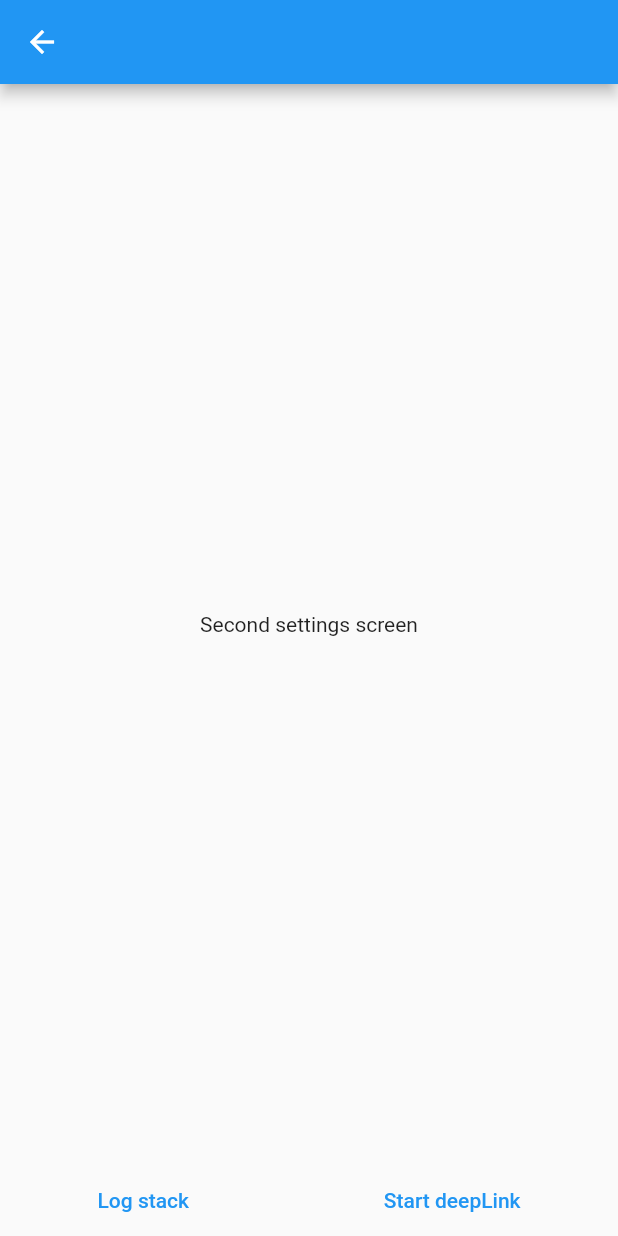
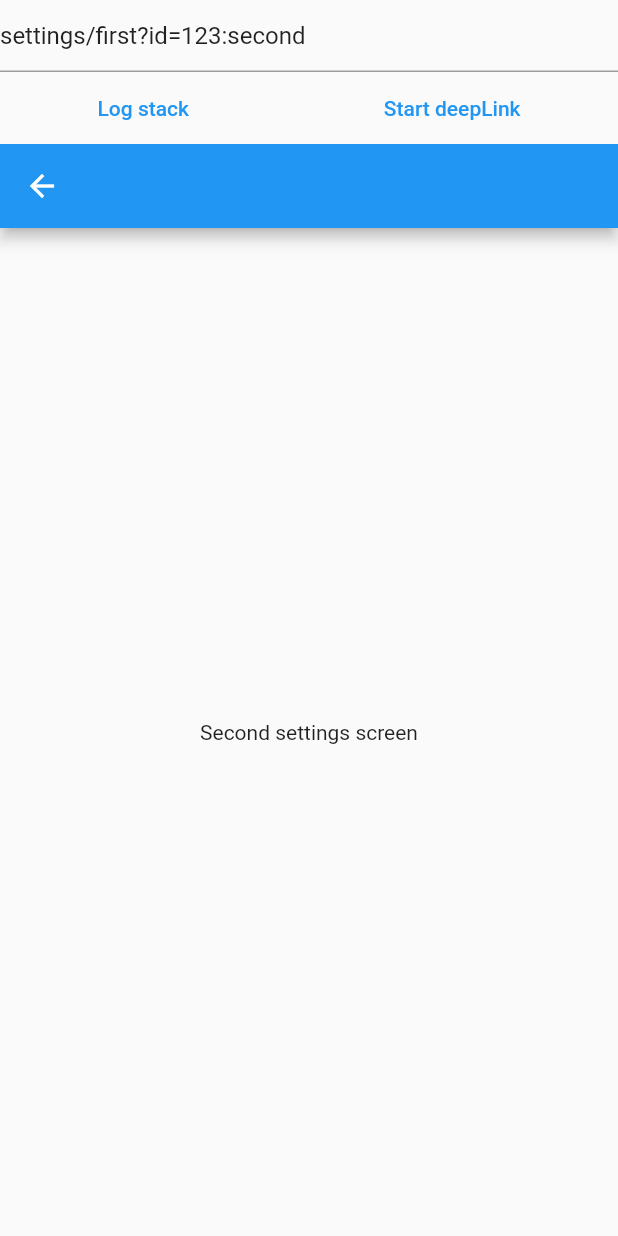
Before and after one commit to NikitaVasin/contexted_navigator, a Flutter app: the screen it shows after launch, after a tap on "Start deepLink", on a phone screen of 412 x 824 dp. Run offline on Flutter 3.47's test engine with Material 2 defaults, Android fonts, the phone set to English and light mode, and no system bars; our stand-ins replace equatable, flutter_bloc.

Commit message:
0.0.10 - edit deplinkPageBuilder

```diff
--- a/lib/src/contract/contexted_navigator_delegate.dart
+++ b/lib/src/contract/contexted_navigator_delegate.dart
@@ -1,7 +1,7 @@
 part of '../navigator/contexted_navigator.dart';
 
 /// билдер для дииплинк эвентов
-typedef DeepLinkPageBuilder = Future<Page> Function(
+typedef DeepLinkPageBuilder = Future<List<Page>> Function(
   Map<String, String> params,
 );
 
@@ -76,7 +76,7 @@ abstract class ContextedNavigatorDelegate<Event extends NavigationEvent> {
     for (var pagePath in pagesPath ?? <String>[]) {
       final newUri = Uri.tryParse(pagePath);
       if (deepLinks.containsKey(newUri?.path)) {
-        newPages.add(
+        newPages.addAll(
             await deepLinks[newUri?.path]!.call(newUri?.queryParameters ?? {}));
 
         /// если навигатор успешно обработал диплинк
--- a/lib/src/navigator/contexted_navigator.dart
+++ b/lib/src/navigator/contexted_navigator.dart
@@ -1,3 +1,4 @@
+import 'dart:async';
 import 'dart:convert';
 
 import 'package:equatable/equatable.dart';
@@ -124,6 +125,11 @@ class _ContextedNavigator<Event extends NavigationEvent>
     for (var page in _pages) {
       assert(page.key != null);
     }
+    final keysSet = _pages.map((e) => e.key).toSet().toList();
+    _pages = List.generate(
+      keysSet.length,
+      (index) => _pages.firstWhere((element) => element.key == keysSet[index]),
+    );
     yield NavigationState(_pages);
   }
 }
--- a/lib/src/navigator/widgets/contexted_navigator_provider.dart
+++ b/lib/src/navigator/widgets/contexted_navigator_provider.dart
@@ -105,7 +105,6 @@ class _ContextedNavigatorProviderState<Event extends NavigationEvent>
           parentNavigator._deepLinkNotifier.value != null &&
           parentNavigator._deepLinkNotifier.value!.isNotEmpty) {
         navigator!.startLocalDeepLink(parentNavigator._deepLinkNotifier.value!);
-        parentNavigator._deepLinkNotifier.value = null;
       }
 
       /// устанавливаем делегату ссылку на текущий навигатор
@@ -177,7 +176,7 @@ class _ContextedNavigatorProviderState<Event extends NavigationEvent>
   }
 
   /// слушатель диплинка родительского навигатора
-  void _parentUriListener() {
+  void _parentUriListener() async {
     if (navigator?._parentNavigator?._deepLinkNotifier.value != null) {
       navigator!.startLocalDeepLink(
           navigator!._parentNavigator!._deepLinkNotifier.value!);
--- a/navigator_example/lib/main/main_entry.dart
+++ b/navigator_example/lib/main/main_entry.dart
@@ -3,16 +3,26 @@ import 'package:flutter/material.dart';
 import 'package:navigator_example/main/main_navigator.dart';
 
 class MainEntryPoint extends StatelessWidget {
-  const MainEntryPoint({Key? key}) : super(key: key);
+  MainEntryPoint({Key? key}) : super(key: key);
+
+  final ValueNotifier<String?> _link =
+      ValueNotifier('settings/first?id=123:second');
 
   @override
   Widget build(BuildContext context) {
     return ContextedNavigatorProvider<MainEvent>(
       createDelegate: (_) => MainNavigator(),
-      builder: (context) => Scaffold(
-        body: ContextedNavigationContainer<MainEvent>(),
-        bottomNavigationBar: SizedBox(
-          child: Row(
+      builder: (context) => Material(
+        child: Column(
+          children: [
+            SizedBox(
+              height: MediaQuery.of(context).padding.top,
+            ),
+            TextFormField(
+              initialValue: _link.value,
+              onChanged: (text) => _link.value = text,
+            ),
+            Row(
               mainAxisAlignment: MainAxisAlignment.spaceAround,
               children: [
                 TextButton(
@@ -20,12 +30,20 @@ class MainEntryPoint extends StatelessWidget {
                   child: Text('Log stack'),
                 ),
                 TextButton(
-                onPressed: () => ContextedNavigatorProvider.of<MainEvent>(context)
-                    ?.startDeepLink('/login:settings/first?id=123:second'),
+                  onPressed: _link.value != null
+                      ? () => ContextedNavigatorProvider.of<MainEvent>(context)
+                          ?.startDeepLink(_link.value!)
+                      : null,
                   child: Text('Start deepLink'),
                 ),
               ],
             ),
+            Expanded(
+              child: Scaffold(
+                body: ContextedNavigationContainer<MainEvent>(),
+              ),
+            ),
+          ],
         ),
       ),
     );
--- a/navigator_example/lib/main/main_navigator.dart
+++ b/navigator_example/lib/main/main_navigator.dart
@@ -40,9 +40,9 @@ class MainNavigator extends ContextedNavigatorDelegate<MainEvent> {
 
   @override
   Map<String, DeepLinkPageBuilder> get deepLinks => {
-        'login': (_) async => _loginScreen,
-        'tabs': (_) async => _tabsScreen,
-        'settings': (_) async => _settingScreen,
+        'login': (_) async => [_loginScreen],
+        'tabs': (_) async => [_tabsScreen],
+        'settings': (_) async => [_tabsScreen, _settingScreen],
       };
 
   @override
--- a/navigator_example/lib/settings/settings_navigator.dart
+++ b/navigator_example/lib/settings/settings_navigator.dart
@@ -29,8 +29,8 @@ class SettingsNavigator extends ContextedNavigatorDelegate<SettingsEvent> {
   @override
   Map<String, DeepLinkPageBuilder> get deepLinks => {
         'first': (params) async =>
-            params.containsKey('id') ? _first(params['id']!) : _first(),
-        'second': (_) async => _second,
+            params.containsKey('id') ? [_first(params['id']!)] : [_first()],
+        'second': (_) async => [_second],
       };
 
   @override
--- /dev/null
+++ b/navigator_example/lib/tabs/screens/tabs_screen.dart
@@ -0,0 +1,93 @@
+import 'package:contexted_navigator/contexted_navigator.dart';
+import 'package:flutter/material.dart';
+import 'package:navigator_example/tab_c/tab_c_entry.dart';
+import 'package:navigator_example/tabs/screens/tab_a_screen.dart';
+import 'package:navigator_example/tabs/screens/tab_b_screen.dart';
+import 'package:navigator_example/tabs/tabs_navigator.dart';
+
+class TabsScreen extends StatefulWidget {
+  final VoidCallback? onSettingsClick;
+  final int currentPage;
+
+  const TabsScreen({
+    Key? key,
+    this.onSettingsClick,
+    required this.currentPage,
+  }) : super(key: key);
+
+  @override
+  _TabsScreenState createState() => _TabsScreenState();
+}
+
+class _TabsScreenState extends State<TabsScreen> {
+  @override
+  Widget build(BuildContext context) {
+    return Scaffold(
+      appBar: AppBar(
+        leading: GestureDetector(
+          onTap: () =>
+              ContextedNavigatorProvider.of<TabsChangeEvent>(context)?.pop(),
+          child: Icon(
+            Icons.arrow_back,
+            color: Colors.white,
+          ),
+        ),
+        actions: [
+          if (widget.onSettingsClick != null)
+            Padding(
+              padding: EdgeInsets.only(right: 20),
+              child: GestureDetector(
+                onTap: () => widget.onSettingsClick!.call(),
+                child: Hero(
+                  tag: 'settings',
+                  child: Icon(
+                    Icons.settings,
+                    color: Colors.white,
+                  ),
+                ),
+              ),
+            ),
+        ],
+      ),
+      body: Padding(
+        padding: EdgeInsets.symmetric(horizontal: 40),
+        child: Container(
+          decoration: BoxDecoration(
+            border: Border.all(
+              width: 1,
+              color: Colors.black54,
+            ),
+          ),
+          child: IndexedStack(
+            index: widget.currentPage,
+            children: [
+              TabAScreen(),
+              TabBScreen(),
+              TabCEntryPoint(),
+            ],
+          ),
+        ),
+      ),
+      bottomNavigationBar: BottomNavigationBar(
+        onTap: (index) =>
+            ContextedNavigatorProvider.of<TabsChangeEvent>(context)
+                ?.addEvent(TabsChangeEvent(index)),
+        currentIndex: widget.currentPage,
+        items: [
+          BottomNavigationBarItem(
+            icon: Icon(Icons.home),
+            label: 'Tab A',
+          ),
+          BottomNavigationBarItem(
+            icon: Icon(Icons.search),
+            label: 'Tab B',
+          ),
+          BottomNavigationBarItem(
+            icon: Icon(Icons.ac_unit),
+            label: 'Tab C',
+          ),
+        ],
+      ),
+    );
+  }
+}
--- a/pubspec.yaml
+++ b/pubspec.yaml
@@ -1,6 +1,6 @@
 name: contexted_navigator
 description: A new Flutter package project.
-version: 0.0.9
+version: 0.0.10
 # homepage:
 
 environment:
```
Also changed, not shown: navigator_example/lib/tabs/tabs_entry.dart (+2 -69 lines), navigator_example/lib/tabs/tabs_navigator.dart (+11 -32 lines). Lines whose indentation alone changed are shown as unchanged.
